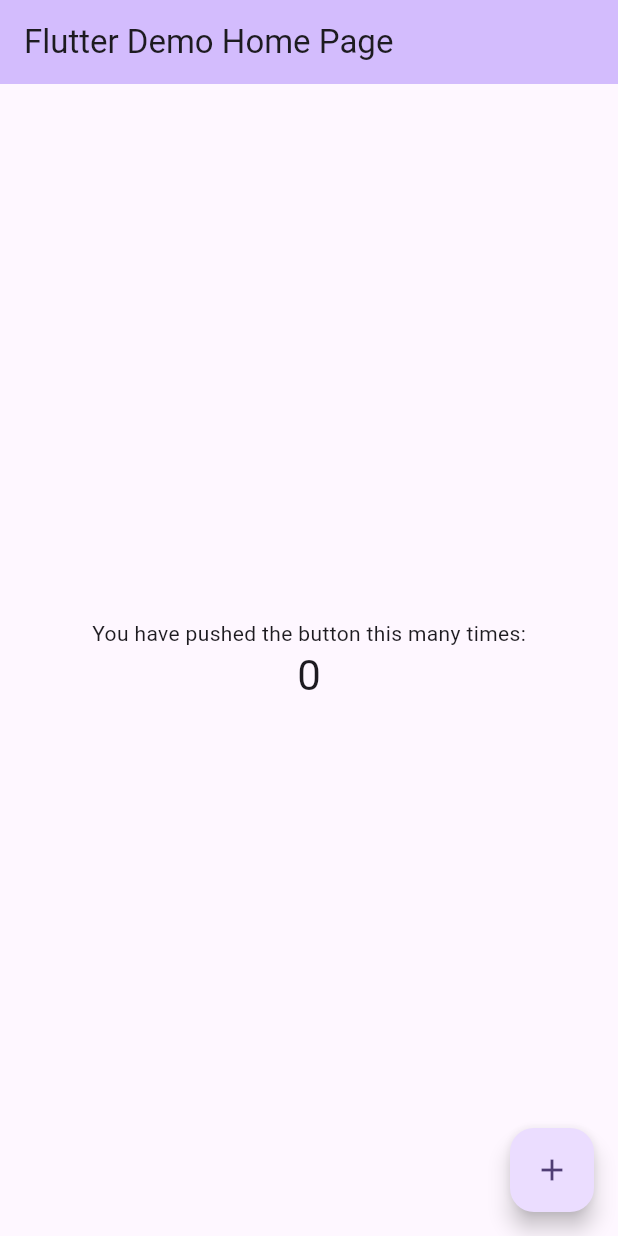
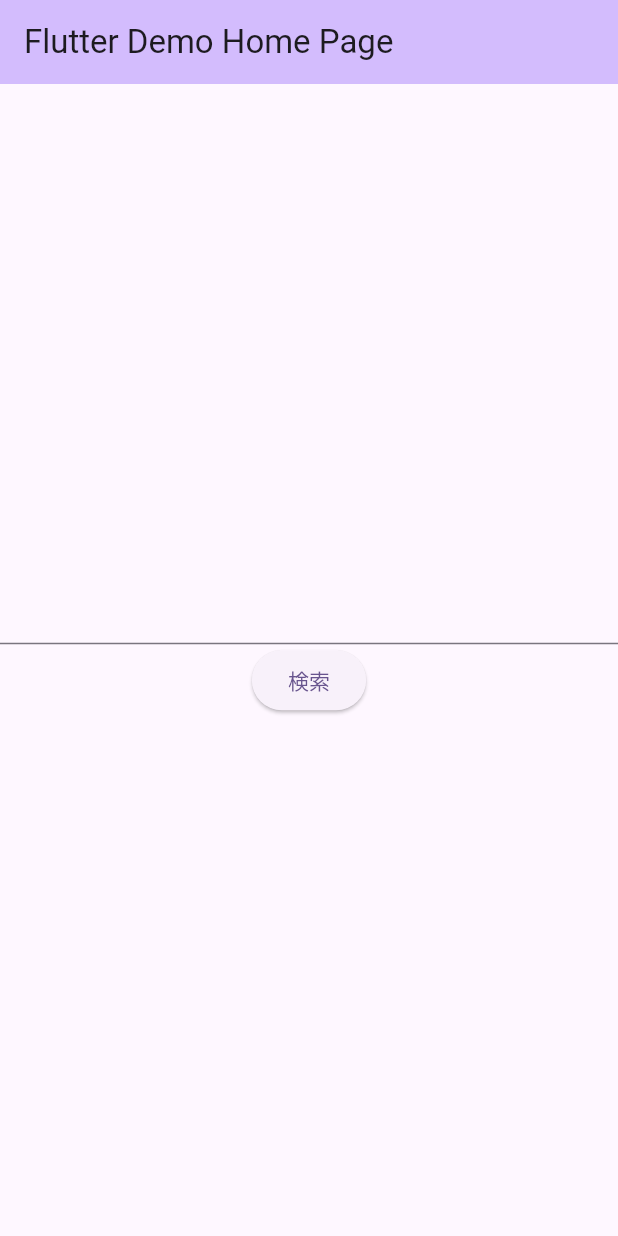
Before and after one commit to seedri/yumemi_codecheck, a Flutter app: the screen it shows after launch, on a phone screen of 412 x 824 dp. Run offline on Flutter 3.47's test engine with Material 3 defaults, Android fonts, the phone set to English and light mode, and no system bars; our stand-ins replace flutter_riverpod.

Commit message:
add-inputForm
テキスト入力フォームを設置
「検索」ボタンを押すと、下に入力内容が表示される

```diff
--- a/lib/view/main_page.dart
+++ b/lib/view/main_page.dart
@@ -11,14 +11,8 @@ class MyHomePage extends ConsumerStatefulWidget {
 }
 
 class _MyHomePageState extends ConsumerState<MyHomePage> {
-  int _counter = 0;
-
-  void _incrementCounter() {
-    setState(() {
-      _counter++;
-    });
-  }
-
+  String text = '';
+  String showText = '';
   @override
   Widget build(BuildContext context) {
     return Scaffold(
@@ -30,20 +24,20 @@ class _MyHomePageState extends ConsumerState<MyHomePage> {
         child: Column(
           mainAxisAlignment: MainAxisAlignment.center,
           children: <Widget>[
-              const Text(
-                'You have pushed the button this many times:',
-              ),
-              Text(
-                '$_counter',
-                style: Theme.of(context).textTheme.headlineMedium,
-              ),
+            TextField(onChanged: (_text) {
+              text = _text;
+            }),
+            ElevatedButton(
+                onPressed: () {
+                  setState(() {
+                    showText = text;
+                  });
+                },
+                child: Text('検索')),
+            Text(showText)
           ],
         ),
       ),
-        floatingActionButton: FloatingActionButton(
-          onPressed: _incrementCounter,
-          tooltip: 'Increment',
-          child: const Icon(Icons.add),
-        ));
+    );
   }
 }
```
Lines whose indentation alone changed are shown as unchanged.
